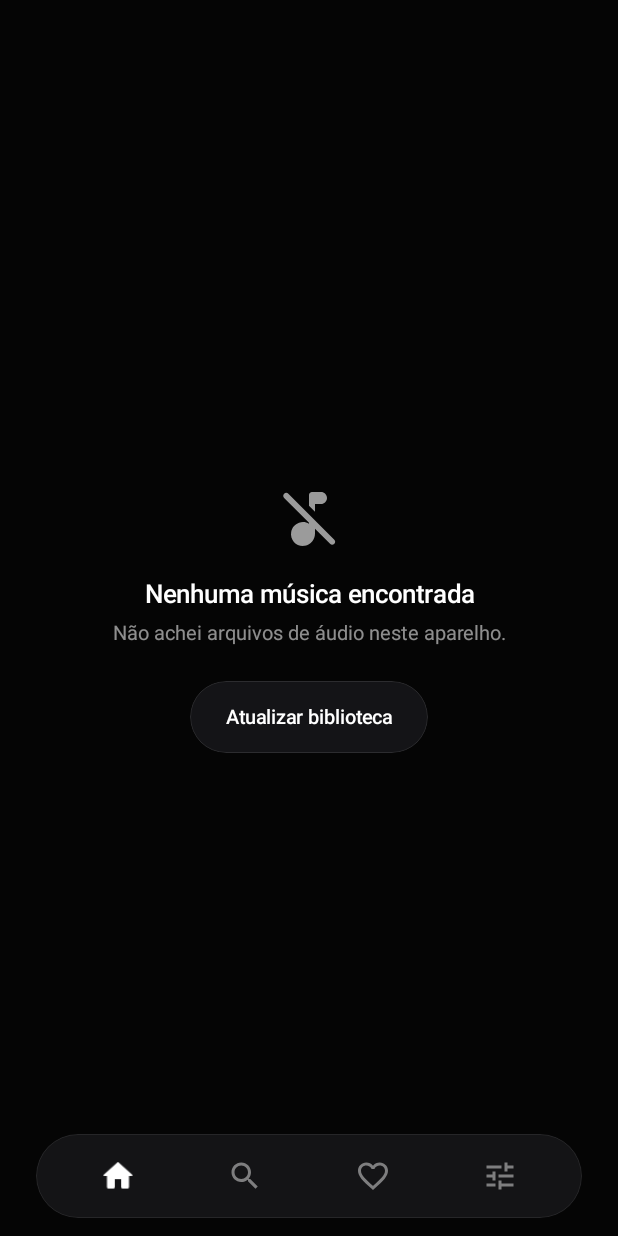
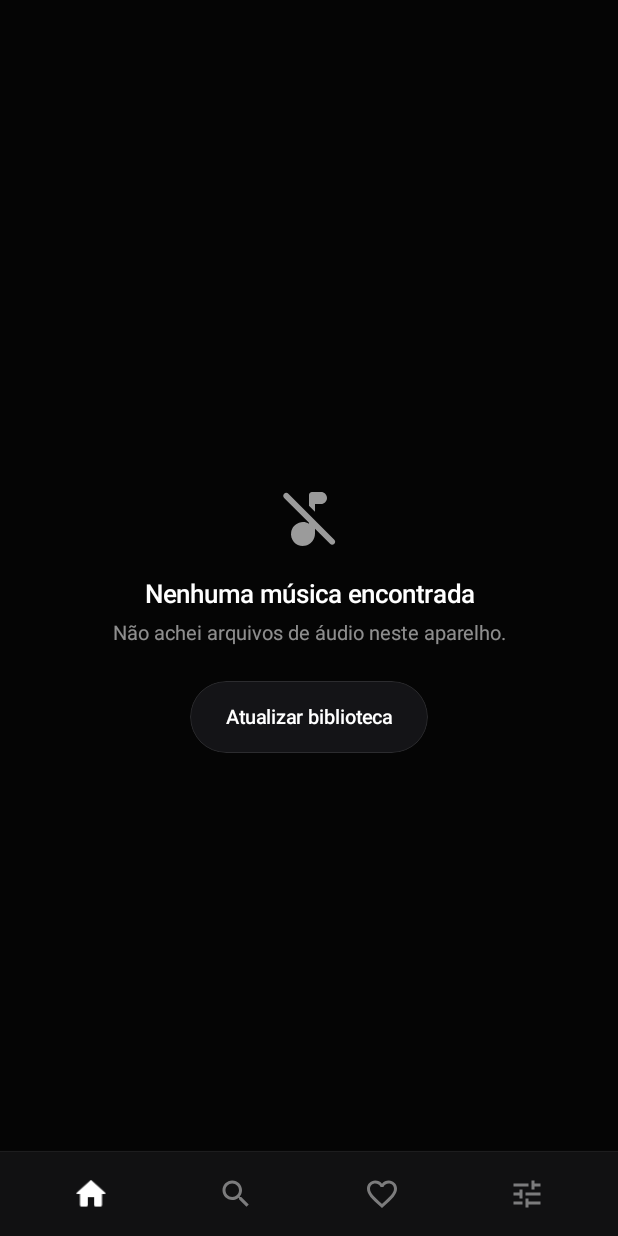
Before and after one commit to Lusqta/Player, an Android app built with Jetpack Compose: the screen it shows after launch (MainActivity), on a phone screen of 412 x 824 dp. Run offline under Robolectric (Android 15) with nearby library versions, the phone set to English and light mode, and no system bars; libraries missing offline, so code that uses them is left out: androidx.palette.graphics; 13 statements that could not run were skipped.

Commit message:
feat(ui): navbar colada na borda inferior em 100% da largura fiel a referencia

```diff
--- a/app/src/main/java/com/lucas/player/MainActivity.kt
+++ b/app/src/main/java/com/lucas/player/MainActivity.kt
@@ -468,8 +468,8 @@ class MainActivity : ComponentActivity(), PlaybackService.PlaybackListener {
                 ) {
                     val reduceMotion = rememberReduceMotion()
                     val navBarBottomInset = WindowInsets.navigationBars.asPaddingValues().calculateBottomPadding()
-                    val floatingBarsHeight = 56.dp + 12.dp + (if (currentTrack != null) 52.dp + 8.dp else 0.dp)
-                    val activeBottomInset = if (currentScreen is NavScreen.NowPlaying) 0.dp else (floatingBarsHeight + navBarBottomInset)
+                    val barsHeight = 56.dp + (if (currentTrack != null) 60.dp else 0.dp)
+                    val activeBottomInset = if (currentScreen is NavScreen.NowPlaying) 0.dp else (barsHeight + navBarBottomInset)
 
                     CompositionLocalProvider(
                         LocalAuroBottomInset provides activeBottomInset,
@@ -1438,30 +1438,24 @@ class MainActivity : ComponentActivity(), PlaybackService.PlaybackListener {
                             .padding(bottom = snackbarBottomPadding)
                     )
 
-                    // Duas Barras Flutuantes Independentes com gradiente de fade inferior (Editorial Dark OLED)
+                    // Dock Inferior Colado na Borda (Editorial Dark OLED)
                     if (currentScreen !is NavScreen.NowPlaying) {
+                        Column(
+                            modifier = Modifier
+                                .align(Alignment.BottomCenter)
+                                .fillMaxWidth()
+                        ) {
+                            if (currentTrack != null) {
                                 Box(
                                     modifier = Modifier
                                         .fillMaxWidth()
-                                .align(Alignment.BottomCenter)
                                         .background(
                                             Brush.verticalGradient(
-                                        listOf(
-                                            Color.Transparent,
-                                            Color(0xE6050505),
-                                            Color(0xFF050505)
-                                        )
-                                    )
-                                )
-                                .padding(top = 20.dp, bottom = 12.dp)
-                                .navigationBarsPadding()
+                                                listOf(Color.Transparent, Color(0xCC050505), Color(0xF2121214))
+                                            )
+                                        )
+                                        .padding(top = 8.dp, bottom = 8.dp)
                                 ) {
-                            Column(
-                                modifier = Modifier.fillMaxWidth(),
-                                verticalArrangement = Arrangement.spacedBy(8.dp),
-                                horizontalAlignment = Alignment.CenterHorizontally
-                            ) {
-                                if (currentTrack != null) {
                                     EditorialMiniPlayer(
                                         track = currentTrack,
                                         isPlaying = isPlaying,
@@ -1474,6 +1468,7 @@ class MainActivity : ComponentActivity(), PlaybackService.PlaybackListener {
                                         onPrevious = { playbackService?.playPrevious() }
                                     )
                                 }
+                            }
 
                             EditorialFloatingNavbar(
                                 currentScreen = currentScreen,
@@ -1482,7 +1477,6 @@ class MainActivity : ComponentActivity(), PlaybackService.PlaybackListener {
                                 onLibraryClick = { navController.toggleLibrary() },
                                 onTuneClick = { showMenuSheetState.value = true }
                             )
-                            }
                         }
                     }
 
--- a/app/src/main/java/com/lucas/player/ui/components/AuroComponents.kt
+++ b/app/src/main/java/com/lucas/player/ui/components/AuroComponents.kt
@@ -274,18 +274,20 @@ fun EditorialFloatingNavbar(
     onTuneClick: () -> Unit,
     modifier: Modifier = Modifier
 ) {
-    Box(
+    Column(
         modifier = modifier
             .fillMaxWidth()
-            .padding(horizontal = 24.dp)
-            .height(56.dp)
-            .clip(CircleShape)
-            .background(AuroColor.NavBarBg)
-            .border(0.5.dp, AuroColor.NavBarBorder, CircleShape)
+            .background(Color(0xF2121214))
+            .navigationBarsPadding()
     ) {
+        HorizontalDivider(
+            thickness = 0.5.dp,
+            color = Color.White.copy(alpha = 0.08f)
+        )
         Row(
             modifier = Modifier
-                .fillMaxSize()
+                .fillMaxWidth()
+                .height(56.dp)
                 .padding(horizontal = 12.dp),
             horizontalArrangement = Arrangement.SpaceAround,
             verticalAlignment = Alignment.CenterVertically
@@ -308,14 +310,17 @@ fun EditorialFloatingNavbar(
                 activeIcon = Icons.Rounded.Favorite,
                 inactiveIcon = Icons.Outlined.FavoriteBorder,
                 contentDescription = stringResource(R.string.tab_library),
-                isActive = currentScreen is NavScreen.LibraryRoot || currentScreen is NavScreen.CategoryList || currentScreen is NavScreen.Drilldown,
+                isActive = currentScreen is NavScreen.LibraryRoot ||
+                    currentScreen is NavScreen.CategoryList ||
+                    currentScreen is NavScreen.Drilldown,
                 onClick = onLibraryClick
             )
             EditorialNavIcon(
                 activeIcon = Icons.Rounded.Tune,
                 inactiveIcon = Icons.Outlined.Tune,
                 contentDescription = stringResource(R.string.tab_tune),
-                isActive = currentScreen is NavScreen.Equalizer || currentScreen is NavScreen.Settings,
+                isActive = currentScreen is NavScreen.Equalizer ||
+                    currentScreen is NavScreen.Settings,
                 onClick = onTuneClick
             )
         }
--- a/app/src/main/res/values/strings.xml
+++ b/app/src/main/res/values/strings.xml
@@ -253,7 +253,6 @@
     <string name="settings_reduce_transparency_desc">Substitui vidros translúcidos por superfície sólida</string>
     <string name="settings_accent_color_mode">Cor de Destaque</string>
     <string name="settings_accent_adaptive">Adaptativa da Capa</string>
-    <string name="settings_accent_apple_blue">Azul Apple Music</string>
     <string name="settings_transparency_label">Aparência do Vidro</string>
     <string name="settings_transparency_crystal">Cristal</string>
     <string name="settings_transparency_frosted">Fosco</string>
```
Also changed, not shown: 4 other files. Lines whose indentation alone changed are shown as unchanged.
